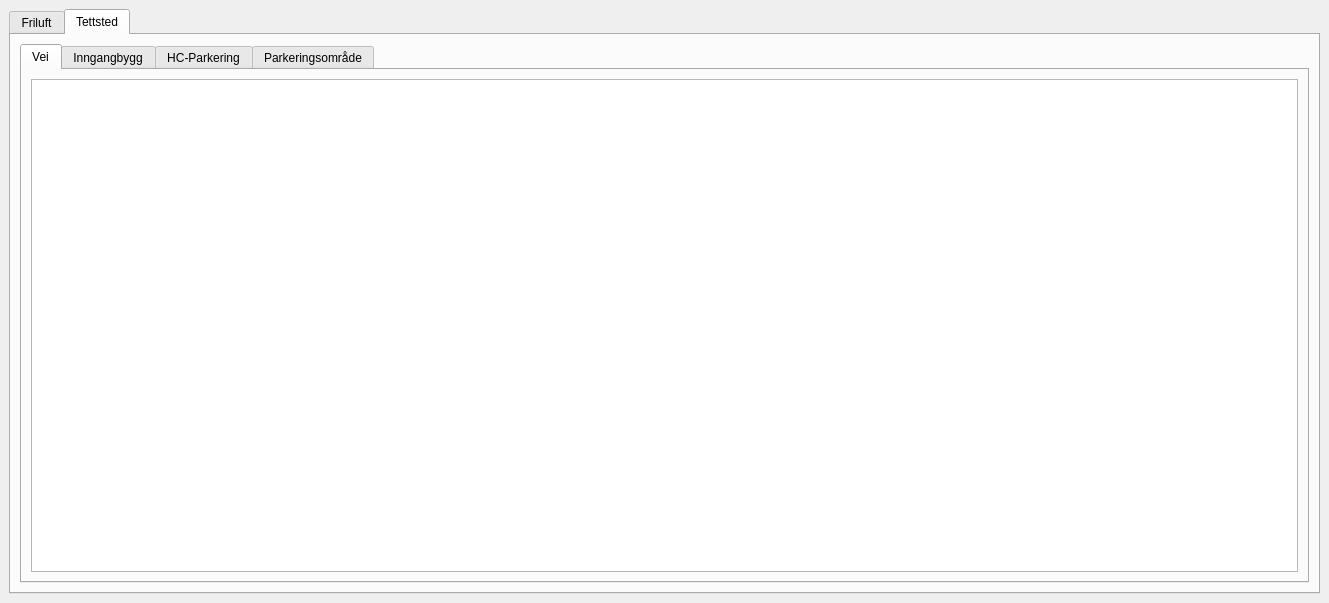
This is ui/tableDock.ui in KaspArno/MasterGUI as Qt 5 draws it before an edit. The edited form follows.
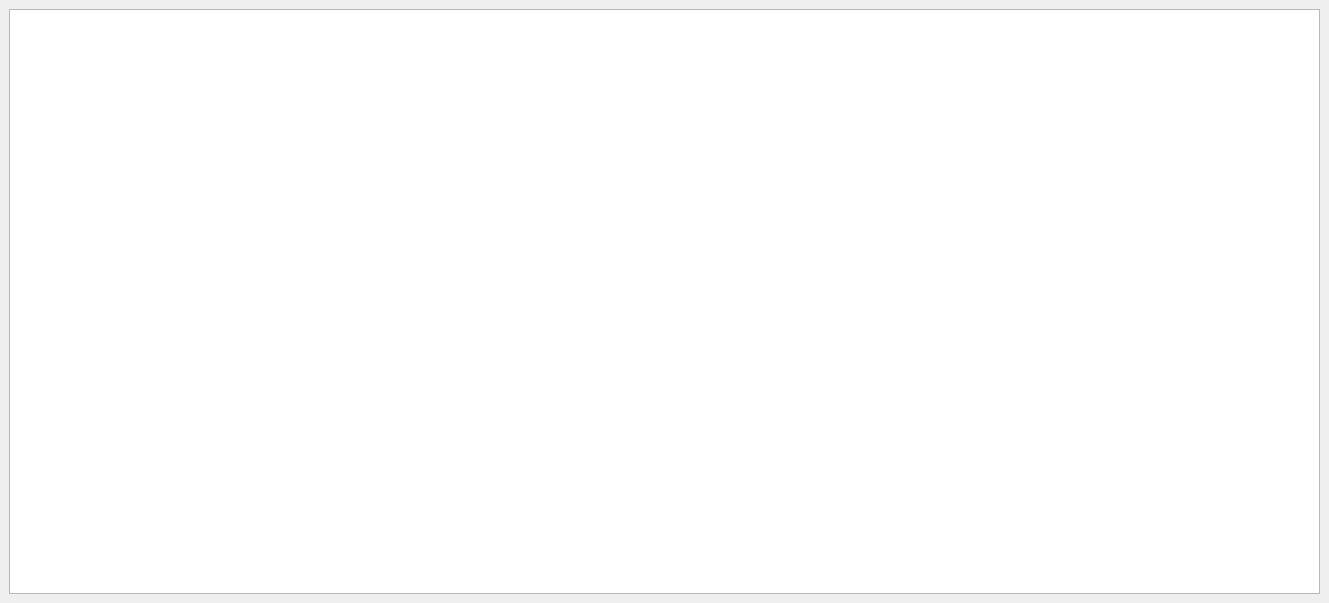
This is the edited form. The open tabs and pages were chosen to show the change.

```diff
--- a/ui/tableDock.ui
+++ b/ui/tableDock.ui
@@ -14,72 +14,9 @@
    <string>DockWidget</string>
   </property>
   <widget class="QWidget" name="dockWidgetContents">
-   <layout class="QVBoxLayout" name="verticalLayout_6">
+   <layout class="QVBoxLayout" name="verticalLayout">
     <item>
-     <widget class="QTabWidget" name="tabWidget_main">
-      <property name="currentIndex">
-       <number>1</number>
-      </property>
-      <widget class="QWidget" name="tab_7">
-       <attribute name="title">
-        <string>Friluft</string>
-       </attribute>
-      </widget>
-      <widget class="QWidget" name="tab_8">
-       <attribute name="title">
-        <string>Tettsted</string>
-       </attribute>
-       <layout class="QVBoxLayout" name="verticalLayout_5">
-        <item>
-         <widget class="QTabWidget" name="tabWidget_tettsted">
-          <property name="currentIndex">
-           <number>1</number>
-          </property>
-          <widget class="QWidget" name="tab_6">
-           <attribute name="title">
-            <string>Vei</string>
-           </attribute>
-           <layout class="QVBoxLayout" name="verticalLayout_4">
-            <item>
-             <widget class="QTableWidget" name="tableWidget_4"/>
-            </item>
-           </layout>
-          </widget>
-          <widget class="QWidget" name="tab">
-           <attribute name="title">
-            <string>Inngangbygg</string>
-           </attribute>
-           <layout class="QVBoxLayout" name="verticalLayout">
-            <item>
-             <widget class="QTableWidget" name="tableWidget"/>
-            </item>
-           </layout>
-          </widget>
-          <widget class="QWidget" name="tab_2">
-           <attribute name="title">
-            <string>HC-Parkering</string>
-           </attribute>
-           <layout class="QVBoxLayout" name="verticalLayout_2">
-            <item>
-             <widget class="QTableWidget" name="tableWidget_2"/>
-            </item>
-           </layout>
-          </widget>
-          <widget class="QWidget" name="tab_5">
-           <attribute name="title">
-            <string>Parkeringsområde</string>
-           </attribute>
-           <layout class="QVBoxLayout" name="verticalLayout_3">
-            <item>
-             <widget class="QTableWidget" name="tableWidget_3"/>
-            </item>
-           </layout>
-          </widget>
-         </widget>
-        </item>
-       </layout>
-      </widget>
-     </widget>
+     <widget class="QTableWidget" name="tableWidget"/>
     </item>
    </layout>
   </widget>
```
Left out of the diff: 2 changed lines with no effect on the pictures.
